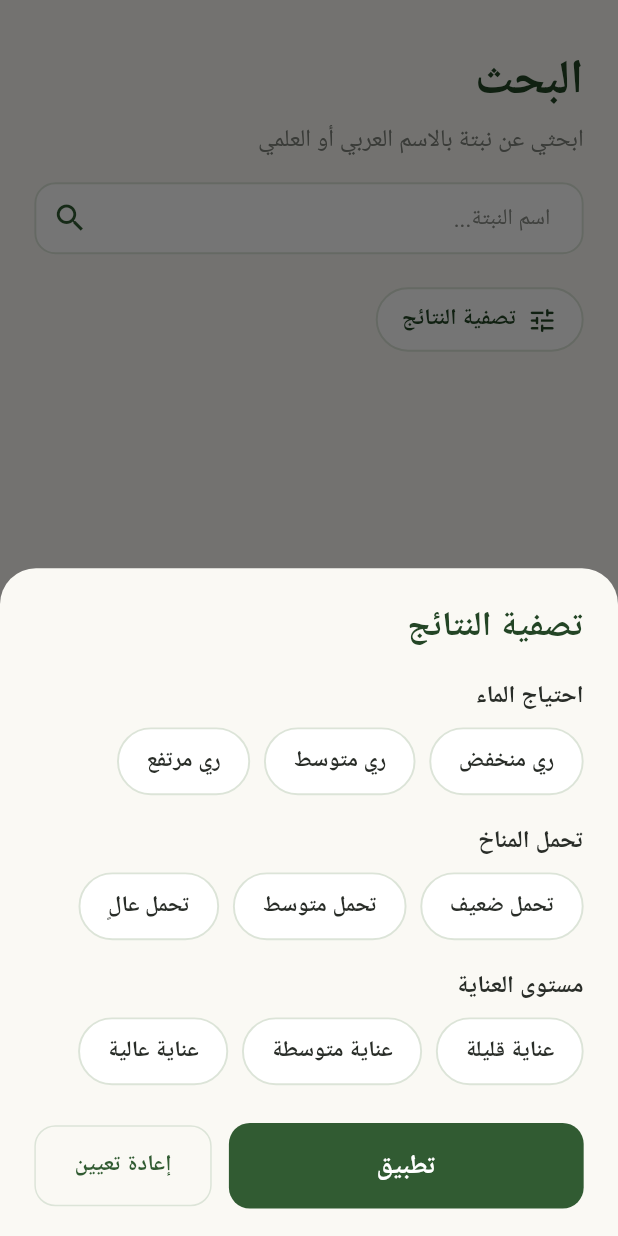
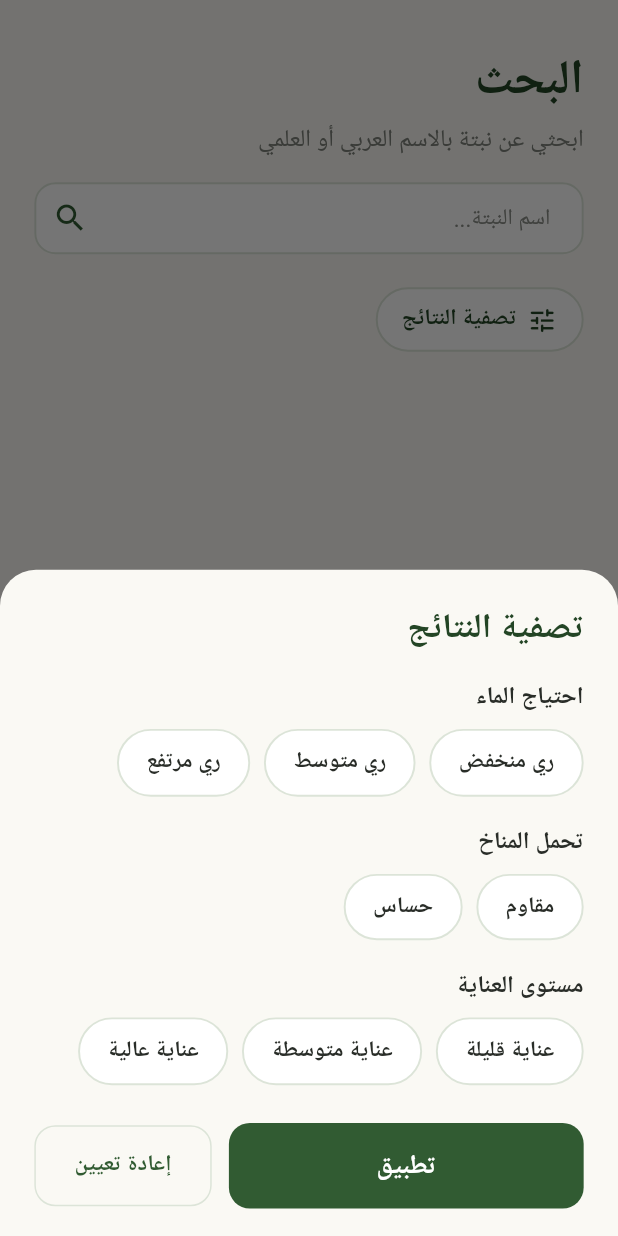
Before and after one commit to AmaniOun/2026-GP1-20, a Flutter app: the SearchScreen screen opened directly, after a tap on "تصفية النتائج", on a phone screen of 412 x 824 dp. Run offline on Flutter 3.47's test engine with Material 3 defaults, Android fonts, the phone set to English and light mode, and no system bars; our stand-ins replace cloud_firestore, cloud_functions, firebase_auth, firebase_core, geolocator, google_fonts; missing offline and left inert: firebase_app_check; accounts and stored records are empty; Roboto replaces fonts that are missing (Cairo).

Commit message:
Update climate tolerance to Tolerant/Sensitive and fix Firestore field names

```diff
--- a/lib/models/plant.dart
+++ b/lib/models/plant.dart
@@ -9,7 +9,7 @@ class Plant {
   final String? matureSpread;
   final double? minTemperatureC;
   final double? maxTemperatureC;
-  final String? climateToleranceClass; // High / Moderate / Low (قد يكون null)
+  final String? climateToleranceClass; // Tolerant / Sensitive (قد يكون null)
   final String recordType; // Validated / Predicted
 
   const Plant({
@@ -47,9 +47,9 @@ class Plant {
   String get displayName => arabicName.isNotEmpty ? arabicName : scientificName;
 
   String get shortHint {
-    if (climateToleranceClass == 'Low') return 'يحتاج عناية إضافية';
+    if (climateToleranceClass == 'Sensitive') return 'يحتاج عناية إضافية';
     if (wateringRequirement == 'High') return 'بحاجة إلى ري منتظم';
-    if (climateToleranceClass == 'High') return 'مقاوم للحرارة';
+    if (climateToleranceClass == 'Tolerant') return 'مقاوم للحرارة';
     return 'ينمو بشكل جيد';
   }
 }
--- a/lib/screens/search_screen.dart
+++ b/lib/screens/search_screen.dart
@@ -30,7 +30,7 @@ class _SearchScreenState extends State<SearchScreen> {
   String _query = '';
   // الفلاتر (null = بدون فلتر)
   String? _water; // Low / Moderate / High
-  String? _tolerance; // High / Moderate / Low
+  String? _tolerance; // Tolerant / Sensitive
   String? _care; // Low / Moderate / High
   bool get _hasFilters => _water != null || _tolerance != null || _care != null;
   int get _filterCount =>
@@ -42,9 +42,8 @@ class _SearchScreenState extends State<SearchScreen> {
     'High': 'ري مرتفع',
   };
   static const _toleranceOptions = {
-  'Low': 'تحمل ضعيف',
-  'Moderate': 'تحمل متوسط',
-  'High': 'تحمل عالٍ',
+  'Tolerant': 'مقاوم',
+  'Sensitive': 'حساس',
 };
   static const _careOptions = {
     'Low': 'عناية قليلة',
--- a/lib/utils/plant_display_formatter.dart
+++ b/lib/utils/plant_display_formatter.dart
@@ -1,4 +1,3 @@
-
 class PlantDisplayFormatter {
   // احتياج الري
   static String water(String value) {
@@ -33,16 +32,10 @@ class PlantDisplayFormatter {
   // تحمل المناخ
   static String tolerance(String? value) {
     switch (value?.trim().toLowerCase()) {
-      case 'low':
-      case 'poorly tolerant':
-        return 'ضعيف';
-      case 'moderate':
-      case 'medium':
-      case 'moderately tolerant':
-        return 'متوسط';
-      case 'high':
-      case 'highly tolerant':
-        return 'عالٍ';
+      case 'tolerant':
+        return 'مقاوم';
+      case 'sensitive':
+        return 'حساس';
       default:
         return value ?? 'غير مصنّفة';
     }
@@ -73,6 +66,6 @@ class PlantDisplayFormatter {
     if (value == null || value.trim().isEmpty) {
       return 'غير مصنّفة';
     }
-    return 'تحمل ${tolerance(value)}';
+    return tolerance(value);
   }
 }
```
Also changed, not shown: lib/services/plant_service.dart (+6 -8 lines).
